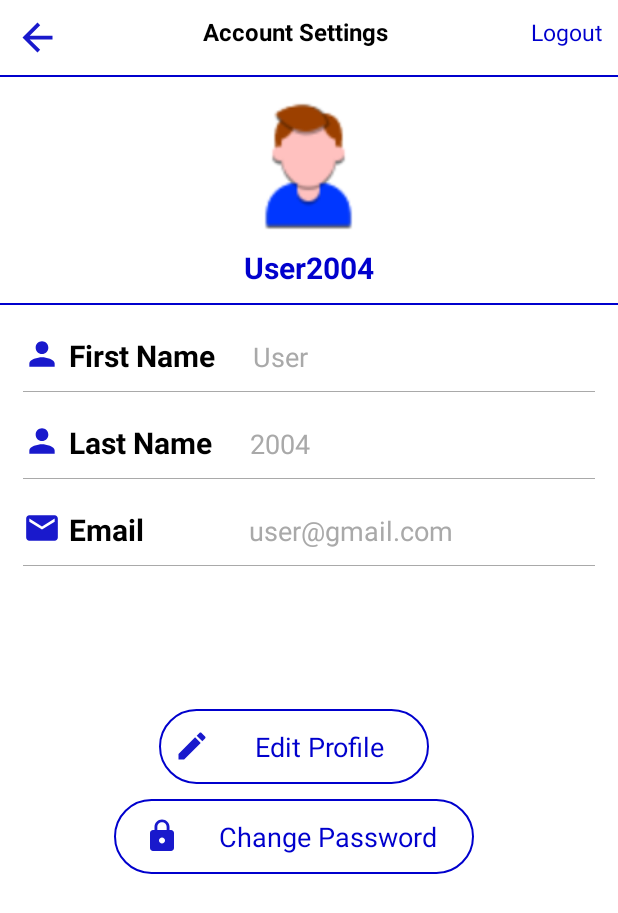
After one commit to lethanhtuan04/LayoutGiay1, an Android app: the ProfilePractice screen opened directly, with no data from a screen before it, on a phone screen of 412 x 824 dp. The commit adds this screen. Shown: the top 913 px of the screen. Run offline under Robolectric (Android 15) with nearby library versions, the phone set to English and light mode, and no system bars.

Commit message:
add_layoutProfile

```diff
--- a/app/build.gradle.kts
+++ b/app/build.gradle.kts
@@ -39,4 +39,6 @@ dependencies {
     //glider
     implementation("com.github.bumptech.glide:glide:4.16.0");
 
+    implementation ("com.mikhaellopez:circularimageview:4.3.1");
+
 }
--- a/app/src/main/AndroidManifest.xml
+++ b/app/src/main/AndroidManifest.xml
@@ -13,6 +13,10 @@
         android:theme="@style/Theme.MyApplication"
         android:usesCleartextTraffic="true"
         tools:targetApi="31">
+        <activity
+            android:name=".ProfilePractice"
+
+            android:exported="true" />
         <activity
             android:name=".CartActivity"
             android:exported="false" />
--- /dev/null
+++ b/app/src/main/java/com/example/myapplication/ProfilePractice.java
@@ -0,0 +1,14 @@
+package com.example.myapplication;
+
+import androidx.appcompat.app.AppCompatActivity;
+
+import android.os.Bundle;
+
+public class ProfilePractice extends AppCompatActivity {
+
+    @Override
+    protected void onCreate(Bundle savedInstanceState) {
+        super.onCreate(savedInstanceState);
+        setContentView(R.layout.activity_profile_practice);
+    }
+}
--- a/app/src/main/res/color/color_bottom_menu.xml
+++ b/app/src/main/res/color/color_bottom_menu.xml
@@ -1,5 +1,5 @@
 <?xml version="1.0" encoding="utf-8"?>
 <selector xmlns:android="http://schemas.android.com/apk/res/android">
-    <item android:color="@color/Xam" android:state_checked="false"/>
+<!--    <item android:color="@color/Xam" android:state_checked="false"/>-->
     <item android:color="@color/main_blue" android:state_checked="true"/>
 </selector>
--- /dev/null
+++ b/app/src/main/res/drawable/bg_btn_edit.xml
@@ -0,0 +1,9 @@
+<?xml version="1.0" encoding="utf-8"?>
+<selector xmlns:android="http://schemas.android.com/apk/res/android">
+    <item>
+        <shape android:shape="rectangle">
+            <corners android:radius="80dp"/>
+            <stroke android:width="1dp"  android:color="#0000CD"/>
+        </shape>
+    </item>
+</selector>
--- a/app/src/main/res/drawable/btn_cat_background.xml
+++ b/app/src/main/res/drawable/btn_cat_background.xml
@@ -1,13 +1,6 @@
 <?xml version="1.0" encoding="utf-8"?>
-<selector xmlns:android="http://schemas.android.com/apk/res/android">
-    <item>
-        <shape android:shape="oval">
-            <solid android:color="#E9E9E9"/>
-            <stroke android:width="1dp" android:color="#B4B4B4"/>
-
-        </shape>
-
-
-    </item>
-
-</selector>
+<shape xmlns:android="http://schemas.android.com/apk/res/android"
+    android:shape="oval">
+    <solid android:color="#E9E9E9"/>
+    <stroke android:width="1dp" android:color="#B4B4B4"/>
+</shape>
--- /dev/null
+++ b/app/src/main/res/drawable/ic_arrow_back_new.xml
@@ -0,0 +1,5 @@
+<vector android:autoMirrored="true" android:height="24dp"
+    android:tint="#1919CC" android:viewportHeight="24"
+    android:viewportWidth="24" android:width="24dp" xmlns:android="http://schemas.android.com/apk/res/android">
+    <path android:fillColor="@android:color/white" android:pathData="M20,11H7.83l5.59,-5.59L12,4l-8,8 8,8 1.41,-1.41L7.83,13H20v-2z"/>
+</vector>
--- /dev/null
+++ b/app/src/main/res/drawable/ic_edit.xml
@@ -0,0 +1,5 @@
+<vector android:height="24dp" android:tint="#1919CC"
+    android:viewportHeight="24" android:viewportWidth="24"
+    android:width="24dp" xmlns:android="http://schemas.android.com/apk/res/android">
+    <path android:fillColor="@android:color/white" android:pathData="M3,17.25V21h3.75L17.81,9.94l-3.75,-3.75L3,17.25zM20.71,7.04c0.39,-0.39 0.39,-1.02 0,-1.41l-2.34,-2.34c-0.39,-0.39 -1.02,-0.39 -1.41,0l-1.83,1.83 3.75,3.75 1.83,-1.83z"/>
+</vector>
--- /dev/null
+++ b/app/src/main/res/drawable/ic_email.xml
@@ -0,0 +1,5 @@
+<vector android:height="24dp" android:tint="#1919CC"
+    android:viewportHeight="24" android:viewportWidth="24"
+    android:width="24dp" xmlns:android="http://schemas.android.com/apk/res/android">
+    <path android:fillColor="@android:color/white" android:pathData="M20,4L4,4c-1.1,0 -1.99,0.9 -1.99,2L2,18c0,1.1 0.9,2 2,2h16c1.1,0 2,-0.9 2,-2L22,6c0,-1.1 -0.9,-2 -2,-2zM20,8l-8,5 -8,-5L4,6l8,5 8,-5v2z"/>
+</vector>
--- /dev/null
+++ b/app/src/main/res/drawable/ic_lock.xml
@@ -0,0 +1,5 @@
+<vector android:height="24dp" android:tint="#1919CC"
+    android:viewportHeight="24" android:viewportWidth="24"
+    android:width="24dp" xmlns:android="http://schemas.android.com/apk/res/android">
+    <path android:fillColor="@android:color/white" android:pathData="M18,8h-1L17,6c0,-2.76 -2.24,-5 -5,-5S7,3.24 7,6v2L6,8c-1.1,0 -2,0.9 -2,2v10c0,1.1 0.9,2 2,2h12c1.1,0 2,-0.9 2,-2L20,10c0,-1.1 -0.9,-2 -2,-2zM12,17c-1.1,0 -2,-0.9 -2,-2s0.9,-2 2,-2 2,0.9 2,2 -0.9,2 -2,2zM15.1,8L8.9,8L8.9,6c0,-1.71 1.39,-3.1 3.1,-3.1 1.71,0 3.1,1.39 3.1,3.1v2z"/>
+</vector>
--- /dev/null
+++ b/app/src/main/res/drawable/ic_person_new.xml
@@ -0,0 +1,5 @@
+<vector android:height="24dp" android:tint="#1919CC"
+    android:viewportHeight="24" android:viewportWidth="24"
+    android:width="24dp" xmlns:android="http://schemas.android.com/apk/res/android">
+    <path android:fillColor="@android:color/white" android:pathData="M12,12c2.21,0 4,-1.79 4,-4s-1.79,-4 -4,-4 -4,1.79 -4,4 1.79,4 4,4zM12,14c-2.67,0 -8,1.34 -8,4v2h16v-2c0,-2.66 -5.33,-4 -8,-4z"/>
+</vector>
--- a/app/src/main/res/layout/activity_main.xml
+++ b/app/src/main/res/layout/activity_main.xml
@@ -10,46 +10,52 @@
         android:id="@+id/drawerlayout"
         android:layout_width="match_parent"
         android:layout_height="match_parent">
+
         <LinearLayout
 
-            android:orientation="vertical"
             android:layout_width="match_parent"
-            android:layout_height="match_parent">
+            android:layout_height="match_parent"
+            android:orientation="vertical">
+
             <androidx.appcompat.widget.Toolbar
                 android:id="@+id/toobarmanhinhchinh"
-                app:title="Shop Giày"
+                android:layout_width="match_parent"
 
-                android:layout_width="match_parent"
-                android:layout_height="?actionBarSize">
+                android:layout_height="?actionBarSize"
+                app:title="Shop Giày">
 
             </androidx.appcompat.widget.Toolbar>
+
             <ViewFlipper
                 android:id="@+id/viewlipper"
                 android:layout_width="match_parent"
                 android:layout_height="200dp">
 
             </ViewFlipper>
+
             <TextView
+                android:layout_width="wrap_content"
+                android:layout_height="wrap_content"
+                android:layout_marginLeft="30dp"
+                android:layout_marginTop="0dp"
+                android:text="Sản Phẩm Mới Nhất"
                 android:textSize="20sp"
-                android:layout_marginLeft="10dp"
-                android:textStyle="bold"
-                android:text="Sản Phẩm Mới Nhất"
-                android:layout_marginTop="0dp"
-                android:layout_width="wrap_content"
-                android:layout_height="wrap_content">
+                android:textStyle="bold">
 
             </TextView>
+
             <LinearLayout
 
-                android:orientation="vertical"
                 android:layout_width="match_parent"
-                android:layout_height="match_parent">
+                android:layout_height="match_parent"
+                android:orientation="vertical">
+
                 <LinearLayout
                     android:layout_width="match_parent"
                     android:layout_height="wrap_content"
                     android:gravity="center"
-                    android:padding="10dp"
-                    android:orientation="horizontal">
+                    android:orientation="horizontal"
+                    android:padding="10dp">
 
                     <LinearLayout
                         android:layout_width="wrap_content"
@@ -80,6 +86,7 @@
                             android:text="Nike"
                             android:textStyle="bold" />
                     </LinearLayout>
+
                     <LinearLayout
                         android:layout_width="wrap_content"
                         android:layout_height="wrap_content"
@@ -109,6 +116,7 @@
                             android:text="Adidas"
                             android:textStyle="bold" />
                     </LinearLayout>
+
                     <LinearLayout
                         android:layout_width="wrap_content"
                         android:layout_height="wrap_content"
@@ -138,6 +146,7 @@
                             android:text="Converse"
                             android:textStyle="bold" />
                     </LinearLayout>
+
                     <LinearLayout
                         android:layout_width="wrap_content"
                         android:layout_height="wrap_content"
@@ -167,14 +176,18 @@
                             android:text="Vans"
                             android:textStyle="bold" />
                     </LinearLayout>
+
                     <LinearLayout
                         android:layout_width="wrap_content"
                         android:layout_height="wrap_content"
                         android:orientation="vertical">
+
                         <LinearLayout
                             android:layout_width="wrap_content"
                             android:layout_height="wrap_content"
+                            android:layout_gravity="center"
                             android:background="@drawable/btn_cat_background">
+
                             <ImageView
                                 android:id="@+id/viewPuma"
                                 android:layout_width="55dp"
@@ -183,6 +196,7 @@
                                 app:srcCompat="@drawable/puma" />
 
                         </LinearLayout>
+
                         <TextView
                             android:layout_width="wrap_content"
                             android:layout_height="wrap_content"
@@ -195,13 +209,12 @@
                 </LinearLayout>
 
 
-
                 <androidx.recyclerview.widget.RecyclerView
                     android:id="@+id/recycleview"
-                    android:layout_marginTop="10dp"
+                    android:layout_width="match_parent"
+                    android:layout_height="match_parent"
                     android:layout_marginLeft="5dp"
-                    android:layout_width="match_parent"
-                    android:layout_height="match_parent">
+                    android:layout_marginTop="10dp">
 
                 </androidx.recyclerview.widget.RecyclerView>
 
--- /dev/null
+++ b/app/src/main/res/layout/activity_profile_practice.xml
@@ -0,0 +1,175 @@
+<?xml version="1.0" encoding="utf-8"?>
+<LinearLayout xmlns:android="http://schemas.android.com/apk/res/android"
+    xmlns:tools="http://schemas.android.com/tools"
+    android:layout_width="match_parent"
+    android:layout_height="match_parent"
+    android:orientation="vertical"
+    android:background="#fff"
+    tools:context=".ProfilePractice">
+
+    <include layout="@layout/toolbar"/>
+    <LinearLayout
+        android:layout_width="match_parent"
+        android:layout_height="wrap_content"
+        android:paddingTop="15dp"
+        android:layout_gravity="center"
+        android:orientation="vertical">
+        <ImageView
+            android:layout_width="90dp"
+            android:layout_height="90dp"
+            android:layout_gravity="center"
+            android:src="@drawable/ic_human"/>
+        <TextView
+            android:layout_width="wrap_content"
+            android:layout_height="wrap_content"
+            android:text="User2004"
+            android:textColor="#0000CD"
+            android:textSize="20dp"
+            android:layout_marginTop="8dp"
+            android:layout_gravity="center"
+            android:textStyle="bold"/>
+        <View
+            android:layout_width="match_parent"
+            android:layout_height="1dp"
+            android:background="#0000CD"
+            android:layout_marginTop="10dp"/>
+
+    </LinearLayout>
+    <LinearLayout
+        android:layout_width="match_parent"
+        android:layout_height="wrap_content"
+        android:orientation="horizontal"
+        android:paddingLeft="15dp"
+        android:paddingRight="15dp"
+        android:layout_marginTop="20dp">
+        <ImageView
+            android:layout_width="25dp"
+            android:layout_height="25dp"
+            android:src="@drawable/ic_person_new"/>
+        <TextView
+            android:layout_width="wrap_content"
+            android:layout_height="wrap_content"
+            android:text="First Name"
+            android:textStyle="bold"
+            android:textColor="#000000 "
+            android:textSize="20sp"
+            android:layout_marginLeft="5dp"/>
+        <TextView
+            android:layout_width="wrap_content"
+            android:layout_height="wrap_content"
+            android:text="User"
+            android:layout_marginLeft="25dp"
+            android:textSize="18sp"
+            android:textColor="#A9A9A9  "/>
+    </LinearLayout>
+    <View
+        android:layout_width="match_parent"
+        android:layout_height="0.5dp"
+        android:background="#A9A9A9  "
+        android:layout_marginTop="10dp"
+        android:layout_marginLeft="15dp"
+        android:layout_marginRight="15dp"/>
+
+    <LinearLayout
+        android:layout_width="match_parent"
+        android:layout_height="wrap_content"
+        android:orientation="horizontal"
+        android:paddingLeft="15dp"
+        android:paddingRight="15dp"
+        android:layout_marginTop="20dp">
+        <ImageView
+            android:layout_width="25dp"
+            android:layout_height="25dp"
+            android:src="@drawable/ic_person_new"/>
+        <TextView
+            android:layout_width="wrap_content"
+            android:layout_height="wrap_content"
+            android:text="Last Name"
+            android:textStyle="bold"
+            android:textColor="#000000 "
+            android:textSize="20dp"
+            android:layout_marginLeft="5dp"/>
+        <TextView
+            android:layout_width="wrap_content"
+            android:layout_height="wrap_content"
+            android:text="2004"
+            android:layout_marginLeft="25dp"
+            android:textSize="18dp"
+            android:textColor="#A9A9A9  "/>
+    </LinearLayout>
+    <View
+        android:layout_width="match_parent"
+        android:layout_height="0.5dp"
+        android:background="#A9A9A9  "
+        android:layout_marginTop="10dp"
+        android:layout_marginLeft="15dp"
+        android:layout_marginRight="15dp"/>
+
+    <LinearLayout
+        android:layout_width="match_parent"
+        android:layout_height="wrap_content"
+        android:orientation="horizontal"
+        android:paddingLeft="15dp"
+        android:paddingRight="15dp"
+        android:layout_marginTop="20dp">
+        <ImageView
+            android:layout_width="25dp"
+            android:layout_height="25dp"
+            android:src="@drawable/ic_email"/>
+        <TextView
+            android:layout_width="wrap_content"
+            android:layout_height="wrap_content"
+            android:text="Email"
+            android:textStyle="bold"
+            android:textColor="#000000 "
+            android:textSize="20dp"
+            android:layout_marginLeft="5dp"/>
+        <TextView
+            android:layout_width="wrap_content"
+            android:layout_height="wrap_content"
+            android:text="user@gmail.com"
+            android:layout_marginLeft="70dp"
+            android:textSize="18sp"
+            android:textColor="#A9A9A9  "/>
+    </LinearLayout>
+
+    <View
+        android:layout_width="match_parent"
+        android:layout_height="0.5dp"
+        android:background="#A9A9A9  "
+        android:layout_marginTop="10dp"
+        android:layout_marginLeft="15dp"
+        android:layout_marginRight="15dp"/>
+
+    <LinearLayout
+        android:layout_width="match_parent"
+        android:layout_height="wrap_content"
+        android:layout_marginTop="90dp"
+        android:gravity="center"
+        android:orientation="vertical">
+        <TextView
+            android:layout_width="180dp"
+            android:layout_height="50dp"
+            android:background="@drawable/bg_btn_edit"
+            android:text="Edit Profile"
+            android:gravity="center"
+            android:textColor="#0000CD"
+            android:textSize="18sp"
+            android:drawableLeft="@drawable/ic_edit"
+            android:paddingLeft="10dp"
+            android:layout_marginTop="5dp"
+            android:layout_marginLeft="-10dp"/>
+        <TextView
+            android:layout_marginTop="10dp"
+            android:layout_width="240dp"
+            android:layout_height="50dp"
+            android:background="@drawable/bg_btn_edit"
+            android:text="Change Password"
+            android:gravity="center"
+            android:textColor="#0000CD"
+            android:textSize="18dp"
+            android:drawableLeft="@drawable/ic_lock"
+            android:paddingLeft="20dp"
+            android:layout_marginLeft="-10dp"/>
+    </LinearLayout>
+</LinearLayout>
--- /dev/null
+++ b/app/src/main/res/layout/toolbar.xml
@@ -0,0 +1,43 @@
+<?xml version="1.0" encoding="utf-8"?>
+<RelativeLayout xmlns:android="http://schemas.android.com/apk/res/android"
+    android:orientation="vertical"
+    android:layout_width="match_parent"
+    android:layout_height="wrap_content">
+    <LinearLayout
+        android:layout_width="match_parent"
+        android:layout_height="wrap_content"
+        android:padding="10dp"
+        android:id="@+id/linear_ll"
+        android:orientation="horizontal">
+
+        <ImageView
+            android:layout_width="30dp"
+            android:layout_height="30dp"
+            android:src="@drawable/ic_arrow_back_new" />
+
+        <TextView
+            android:layout_weight="1"
+            android:layout_width="0dp"
+            android:layout_height="wrap_content"
+            android:text="Account Settings"
+            android:textSize="16dp"
+            android:textStyle="bold"
+            android:textColor="	#000000  "
+            android:gravity="center"/>
+        <TextView
+            android:layout_width="wrap_content"
+            android:layout_height="wrap_content"
+            android:text="Logout"
+            android:textColor="#0000CD"
+            android:textSize="15dp"/>
+
+    </LinearLayout>
+    <View
+        android:layout_width="match_parent"
+        android:layout_height="1dp"
+        android:background="#0000CD"
+        android:layout_below="@id/linear_ll"
+        android:paddingRight="8dp"
+        android:paddingLeft="8dp"/>
+
+</RelativeLayout>
--- a/app/src/main/res/values/colors.xml
+++ b/app/src/main/res/values/colors.xml
@@ -3,6 +3,7 @@
     <color name="black">#FF000000</color>
     <color name="white">#FFFFFFFF</color>
     <color name="main_blue">#225DF4</color>
+    <color name="Red">#AE0101</color>
     <color name="grey">#E0DCDC</color>
     <color name="lightgrey">#DCDCDC</color>
     <color name="darkgrey">#A19A9A</color>
```
Also changed, not shown: app/src/main/res/drawable/bell.png (deleted), app/src/main/res/drawable/ic_human.png (added).
